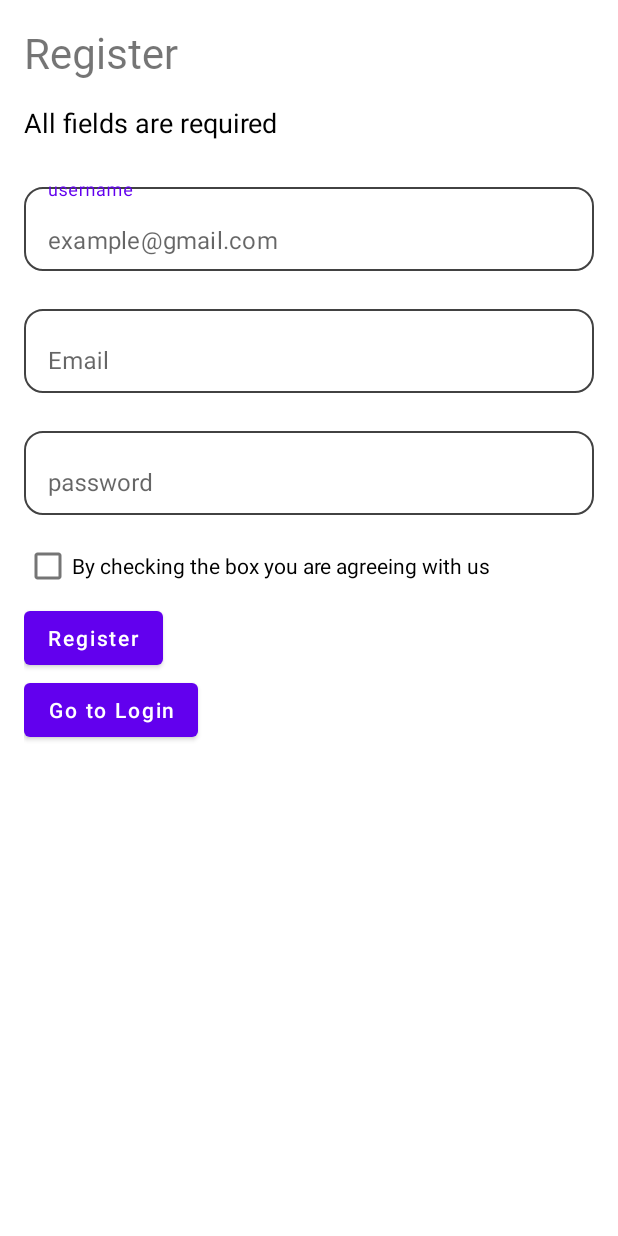
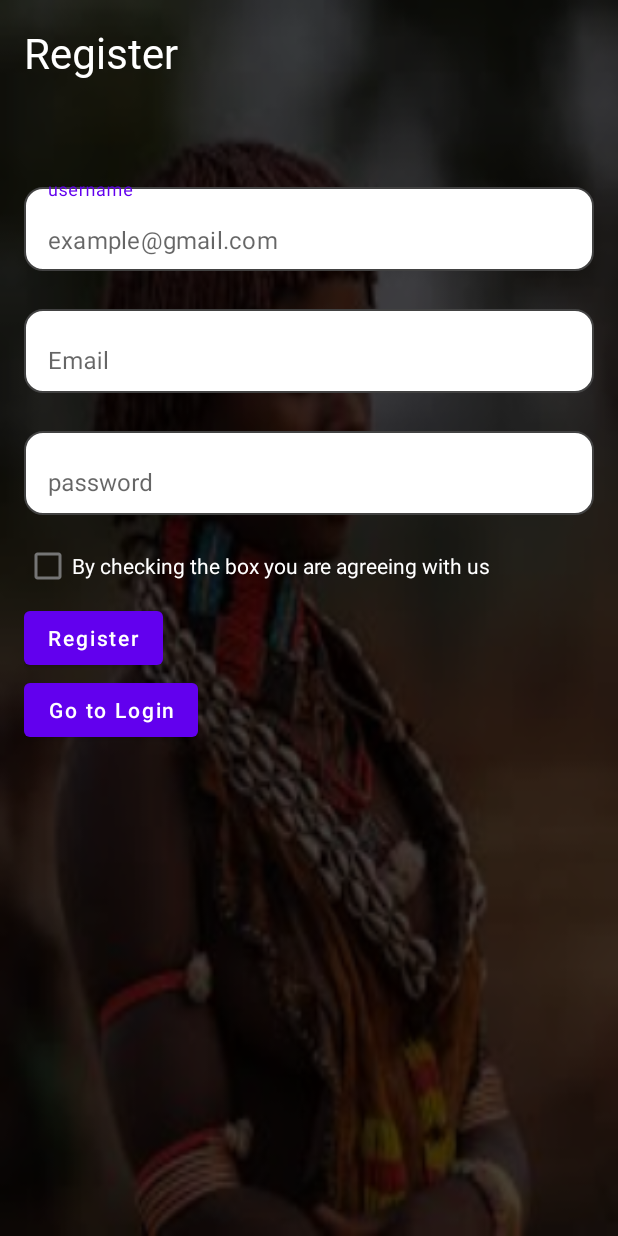
Before and after one commit to sami855-ux/Tour-Mobile-App-Main, an Android app: the layout register_activity.xml on its own in the app's theme, with its tools: preview values and no code run, on a phone screen of 412 x 824 dp. Run offline under Robolectric (Android 15) with nearby library versions, the phone set to English and light mode, and no system bars.

Commit message:
Register page is added

```diff
--- a/app/src/main/res/layout/register_activity.xml
+++ b/app/src/main/res/layout/register_activity.xml
@@ -5,6 +5,7 @@
     android:layout_width="match_parent"
     android:layout_height="match_parent"
     android:orientation="vertical"
+    android:background="@drawable/image"
     android:padding="16dp">
 
     <TextView
@@ -14,14 +15,14 @@
         android:fontFamily="@font/poppinsbold"
         android:text="Register"
         android:textSize="28sp"
-        android:layout_marginBottom="15dp"/>
+        android:layout_marginBottom="15dp"
+        android:textColor="@color/white"/>
 
     <TextView
         android:id="@+id/textView6"
+        android:textColor="@color/white"
         android:layout_width="match_parent"
         android:layout_height="wrap_content"
-        android:text="All fields are required"
-        android:textColor="@color/black"
         android:textSize="18sp"
         android:layout_marginBottom="15dp"/>
 
@@ -83,6 +84,7 @@
         android:id="@+id/checkBox"
         android:layout_width="wrap_content"
         android:layout_height="wrap_content"
+        android:textColor="@color/white"
         android:text="By checking the box you are agreeing with us" />
 
     <Button
@@ -90,7 +92,7 @@
         android:layout_width="wrap_content"
         android:layout_height="wrap_content"
         android:text="Register"
-    android:textAllCaps="false" />
+        android:textAllCaps="false" />
 
     <Button
         android:id="@+id/back_to_login"
```
Also changed, not shown: app/src/main/java/com/example/assignment_gr/RegisterActivity.java (added, +85 -0 lines).
